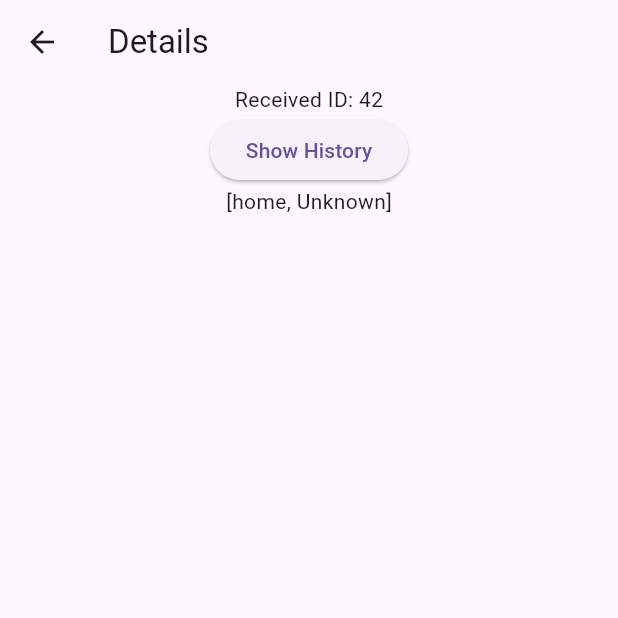
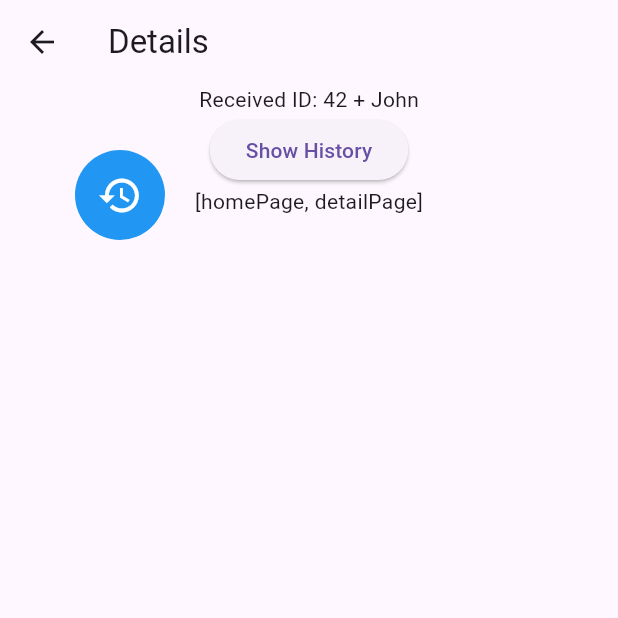
Before and after one commit to NgoTaiCo/nav_flex, a Flutter app: the screen it shows after launch, after a tap on "Go to Details", on a phone screen of 412 x 824 dp, the top half of it. Run offline on Flutter 3.47's test engine with Material 3 defaults, Android fonts, the phone set to English and light mode, and no system bars.

Commit message:
convert to package structure and remove argument service

```diff
--- a/lib/main.dart
+++ b/lib/main.dart
@@ -1,10 +1,14 @@
 import 'package:flutter/material.dart';
-import 'package:nav_flex/navigator/navigation_service.dart';
-import 'package:nav_flex/navigator/custom_navigator_observer.dart';
-import 'package:nav_flex/navigator/route_service.dart';
+import 'package:nav_flex/navigator/nav_flex.dart';
+import 'package:nav_flex/pages/detail_page.dart';
+import 'package:nav_flex/pages/history_page.dart';
+import 'package:nav_flex/pages/home_page.dart';
 
 void main() {
-  NavigationService.addInitialRoute(RouteManager.getRouteName(AppRoutes.home));
+  RouteService.addRoute('homePage', (context) => const HomePage());
+  RouteService.addRoute('detailPage', (context) => const DetailsPage());
+  RouteService.addRoute('historyPage', (context) => const HistoryPage());
+  NavigationService.addInitialRoute('homePage');
   runApp(const MyApp());
 }
 
@@ -15,9 +19,17 @@ class MyApp extends StatelessWidget {
   Widget build(BuildContext context) {
     return MaterialApp(
       navigatorKey: NavigationService.navigatorKey,
-      onGenerateRoute: RouteManager.onGenerateRoute,
-      initialRoute: RouteManager.getRouteName(AppRoutes.home),
+      onGenerateRoute: RouteService.onGenerateRoute,
+      initialRoute: 'homePage',
       navigatorObservers: [CustomNavigatorObserver()],
+      builder: (context, child) {
+        return Stack(
+          children: [
+            if (child != null) child,
+            const DraggableHistoryButton(),
+          ],
+        );
+      },
     );
   }
 }
--- a/lib/navigator/argument_service.dart
+++ /dev/null
@@ -1,25 +0,0 @@
-class ArgumentsService {
-  static final Map<String, Object?> _arguments = {};
-
-  /// Lưu trữ dữ liệu argument với key cụ thể
-  static void setArguments(String key, Object? value) {
-    if (value != null) {
-      _arguments[key] = value;
-    }
-  }
-
-  /// Lấy dữ liệu argument theo key
-  static T? getArguments<T>(String key) {
-    return _arguments[key] as T?;
-  }
-
-  /// Xóa tất cả argument
-  static void clearArguments() {
-    _arguments.clear();
-  }
-
-  /// Xóa argument theo key
-  static void removeArgument(String key) {
-    _arguments.remove(key);
-  }
-}
--- a/lib/navigator/custom_navigator_observer.dart
+++ b/lib/navigator/custom_navigator_observer.dart
@@ -1,5 +1,4 @@
-import 'package:flutter/material.dart';
-import 'package:nav_flex/navigator/navigation_service.dart';
+part of 'nav_flex.dart';
 
 class CustomNavigatorObserver extends NavigatorObserver {
   @override
--- /dev/null
+++ b/lib/navigator/draggable_history_button.dart
@@ -0,0 +1,126 @@
+part of 'nav_flex.dart';
+
+class DraggableHistoryButton extends StatefulWidget {
+  final Color? buttonColor;
+  final IconData? openIcon;
+  final IconData? closeIcon;
+  final double? buttonSize;
+  final double? historyBoxWidth;
+  final double? historyBoxHeight;
+  final ImageProvider? imageProvider;
+
+  const DraggableHistoryButton({
+    super.key,
+    this.buttonColor,
+    this.openIcon,
+    this.closeIcon,
+    this.buttonSize,
+    this.historyBoxWidth,
+    this.historyBoxHeight,
+    this.imageProvider,
+  });
+
+  @override
+  State<DraggableHistoryButton> createState() => _DraggableHistoryButtonState();
+}
+
+class _DraggableHistoryButtonState extends State<DraggableHistoryButton> {
+  Offset _buttonPosition = const Offset(50, 100);
+  bool _isHistoryVisible = false;
+
+  @override
+  Widget build(BuildContext context) {
+    final screenSize = MediaQuery.of(context).size;
+    final buttonSize = widget.buttonSize ?? 60.0;
+    final historyBoxWidth = widget.historyBoxWidth ?? 200.0;
+    final historyBoxHeight = widget.historyBoxHeight ?? 300.0;
+
+    return SafeArea(
+      child: Stack(
+        children: [
+          Positioned(
+            left: _buttonPosition.dx,
+            top: _buttonPosition.dy,
+            child: GestureDetector(
+              onPanUpdate: (details) {
+                setState(() {
+                  final dx = _buttonPosition.dx + details.delta.dx;
+                  final dy = _buttonPosition.dy + details.delta.dy;
+
+                  _buttonPosition = Offset(
+                    dx.clamp(0, screenSize.width - buttonSize),
+                    dy.clamp(0, screenSize.height - buttonSize),
+                  );
+                });
+              },
+              onTap: () {
+                setState(() {
+                  _isHistoryVisible = !_isHistoryVisible;
+                });
+              },
+              child: CircleAvatar(
+                radius: buttonSize / 2,
+                backgroundColor: widget.buttonColor ?? Colors.blue,
+                child: widget.imageProvider != null
+                    ? ClipOval(
+                        child: Image(
+                          image: widget.imageProvider!,
+                          fit: BoxFit.cover,
+                          width: buttonSize,
+                          height: buttonSize,
+                        ),
+                      )
+                    : Icon(
+                        _isHistoryVisible ? (widget.closeIcon ?? Icons.close) : (widget.openIcon ?? Icons.history),
+                        color: Colors.white,
+                        size: buttonSize / 2,
+                      ),
+              ),
+            ),
+          ),
+          if (_isHistoryVisible)
+            Positioned(
+              left: (_buttonPosition.dx + buttonSize > screenSize.width - historyBoxWidth)
+                  ? _buttonPosition.dx - historyBoxWidth
+                  : _buttonPosition.dx + buttonSize,
+              top: _buttonPosition.dy,
+              child: Material(
+                elevation: 4.0,
+                borderRadius: BorderRadius.circular(8.0),
+                child: Container(
+                  padding: const EdgeInsets.all(8.0),
+                  decoration: BoxDecoration(
+                    color: Colors.white,
+                    borderRadius: BorderRadius.circular(8.0),
+                  ),
+                  constraints: BoxConstraints(
+                    maxWidth: historyBoxWidth,
+                    maxHeight: historyBoxHeight,
+                  ),
+                  child: ListView.builder(
+                    shrinkWrap: true,
+                    itemCount: NavigationService.history.length,
+                    itemBuilder: (context, index) {
+                      String routeName = NavigationService.history[index];
+                      return ListTile(
+                        onTap: () {
+                          setState(() {
+                            NavigationService.popUntil(routeName);
+                          });
+                        },
+                        leading: const Icon(Icons.circle, size: 10),
+                        title: Text(
+                          routeName,
+                          style: const TextStyle(fontSize: 14),
+                        ),
+                      );
+                    },
+                  ),
+                ),
+              ),
+            ),
+        ],
+      ),
+    );
+  }
+}
--- /dev/null
+++ b/lib/navigator/nav_flex.dart
@@ -0,0 +1,9 @@
+library nav_flex;
+
+import 'package:flutter/material.dart';
+
+part 'custom_navigator_observer.dart';
+part 'draggable_history_button.dart';
+part 'navigation_service.dart';
+part 'route_service.dart';
+part 'transition_factory.dart';
--- a/lib/navigator/navigation_service.dart
+++ b/lib/navigator/navigation_service.dart
@@ -1,35 +1,39 @@
-import 'package:flutter/material.dart';
-import 'package:nav_flex/navigator/argument_service.dart';
+part of 'nav_flex.dart';
 
 class NavigationService {
   static final GlobalKey<NavigatorState> navigatorKey = GlobalKey<NavigatorState>();
   static final List<String> history = [];
   static bool isPopUntilActive = false;
 
+  // Thêm route ban đầu vào history
   static void addInitialRoute(String routeName) {
     if (history.isEmpty) {
       history.add(routeName);
     }
   }
 
-  static Future<T?>? push<T>(Widget page,
-      {Map<String, Object?>? arguments, required RouteTransitionsBuilder transitionsBuilder}) {
-    String routeName = ModalRoute.of(navigatorKey.currentContext!)?.settings.name ?? 'Unknown';
-    if (arguments != null) {
-      arguments.forEach((key, value) {
-        ArgumentsService.setArguments(key, value);
-      });
-    }
+  // Hàm push route mới
+  static Future<T?>? push<T>({
+    required String routeName,
+    Map<String, Object?>? arguments,
+    required RouteTransitionsBuilder transitionsBuilder,
+    required BuildContext context,
+  }) {
+    Widget page = RouteService.getWidgetForRoute(routeName, context);
+
     history.add(routeName);
 
     return navigatorKey.currentState?.push<T>(
       CustomPageRoute(
         page: page,
         transitionsBuilder: transitionsBuilder,
+        name: routeName,
+        arguments: arguments,
       ),
     );
   }
 
+  // Hàm pop route
   static void pop<T>([T? result]) {
     if (navigatorKey.currentState?.canPop() ?? false) {
       navigatorKey.currentState?.pop<T>(result);
@@ -37,14 +41,15 @@ class NavigationService {
     }
   }
 
-  static Future<T?>? replace<T, TO>(Widget page,
-      {Map<String, Object?>? arguments, required RouteTransitionsBuilder transitionsBuilder}) {
-    String routeName = ModalRoute.of(navigatorKey.currentContext!)?.settings.name ?? 'Unknown';
-    if (arguments != null) {
-      arguments.forEach((key, value) {
-        ArgumentsService.setArguments(key, value);
-      });
-    }
+  // Hàm thay thế route hiện tại
+  static Future<T?>? replace<T, TO>({
+    required String routeName,
+    Map<String, Object?>? arguments,
+    required RouteTransitionsBuilder transitionsBuilder,
+    required BuildContext context,
+  }) {
+    Widget page = RouteService.getWidgetForRoute(routeName, context);
+
     history.removeLast();
     history.add(routeName);
 
@@ -52,10 +57,13 @@ class NavigationService {
       CustomPageRoute(
         page: page,
         transitionsBuilder: transitionsBuilder,
+        name: routeName,
+        arguments: arguments,
       ),
     );
   }
 
+  // Xóa route cuối cùng trong history
   static void removeLastRoute() {
     if (isPopUntilActive) return;
     if (history.isNotEmpty) {
@@ -63,6 +71,7 @@ class NavigationService {
     }
   }
 
+  // Pop đến một route cụ thể
   static void popUntil(String routeName) {
     int targetIndex = history.indexOf(routeName);
     if (targetIndex == -1) return;
@@ -79,18 +88,28 @@ class NavigationService {
 
     isPopUntilActive = false;
   }
+
+  static RouteSettings? getCurrentRouteSettings(BuildContext context) {
+    return ModalRoute.of(context)?.settings;
+  }
 }
 
+// Lớp CustomPageRoute để thực hiện việc tạo page route với transition
 class CustomPageRoute<T> extends PageRouteBuilder<T> {
   final Widget page;
   @override
   final RouteTransitionsBuilder transitionsBuilder;
+  final String name;
+  final Map<String, Object?>? arguments;
 
   CustomPageRoute({
     required this.page,
-    required this.transitionsBuilder, // Pass the custom transition builder
+    required this.transitionsBuilder,
+    required this.name,
+    this.arguments,
   }) : super(
+          settings: RouteSettings(name: name, arguments: arguments), // Set the name here
           pageBuilder: (context, animation, secondaryAnimation) => page,
-          transitionsBuilder: transitionsBuilder, // Use the builder here
+          transitionsBuilder: transitionsBuilder,
         );
 }
--- a/lib/navigator/route_service.dart
+++ b/lib/navigator/route_service.dart
@@ -1,38 +1,32 @@
-// route_manager.dart
-import 'package:flutter/material.dart';
-import 'package:nav_flex/pages/detail_page.dart';
-import 'package:nav_flex/pages/history_page.dart';
-import 'package:nav_flex/pages/home_page.dart';
+part of 'nav_flex.dart';
 
-enum AppRoutes { home, details, history }
+class RouteService {
+  // Map để lưu trữ các route mà người dùng thêm vào
+  static final Map<String, WidgetBuilder> _customRoutes = {};
 
-class RouteManager {
-  static Map<String, WidgetBuilder> get routes => {
-        getRouteName(AppRoutes.home): (_) => const HomePage(),
-        getRouteName(AppRoutes.details): (_) => const DetailsPage(),
-        getRouteName(AppRoutes.history): (_) => const HistoryPage(),
-      };
+  // Trả về các routes đã đăng ký (dynamically thêm từ bên ngoài)
+  static Map<String, WidgetBuilder> get routes => _customRoutes;
 
-  static String getRouteName(AppRoutes route) {
-    return route.toString().split('.').last;
+  // Hàm để người dùng có thể đăng ký route mới
+  static void addRoute(String routeName, WidgetBuilder builder) {
+    _customRoutes[routeName] = builder;
   }
 
-  static Widget getWidgetForRoute(AppRoutes route) {
-    switch (route) {
-      case AppRoutes.home:
-        return const HomePage();
-      case AppRoutes.details:
-        return const DetailsPage();
-      case AppRoutes.history:
-        return const HistoryPage();
-      default:
-        return const HomePage(); // Default case to prevent errors
+  // Trả về Widget tương ứng với route
+  static Widget getWidgetForRoute(String routeName, BuildContext context) {
+    final builder = _customRoutes[routeName];
+    if (builder != null) {
+      return builder(context); // Thêm BuildContext khi gọi builder
     }
+    return const Scaffold(
+      body: Center(child: Text('Page not found')),
+    ); // Trường hợp không tìm thấy route
   }
 
+  // Xử lý điều hướng theo route
   static Route<dynamic>? onGenerateRoute(RouteSettings settings) {
     final routeName = settings.name;
-    final routeBuilder = routes[routeName];
+    final routeBuilder = _customRoutes[routeName];
 
     if (routeBuilder != null) {
       return MaterialPageRoute(builder: routeBuilder, settings: settings);
--- a/lib/navigator/transition_factory.dart
+++ b/lib/navigator/transition_factory.dart
@@ -1,4 +1,4 @@
-import 'package:flutter/material.dart';
+part of 'nav_flex.dart';
 
 class TransitionFactory {
   /// Slide transition with customizable start, end, and curve.
--- a/lib/pages/detail_page.dart
+++ b/lib/pages/detail_page.dart
@@ -1,28 +1,29 @@
 import 'package:flutter/material.dart';
-import 'package:nav_flex/navigator/argument_service.dart';
-import 'package:nav_flex/navigator/navigation_service.dart';
-import 'package:nav_flex/navigator/route_service.dart';
-import 'package:nav_flex/navigator/transition_factory.dart';
+import 'package:nav_flex/navigator/nav_flex.dart';
 
 class DetailsPage extends StatelessWidget {
   const DetailsPage({super.key});
 
   @override
   Widget build(BuildContext context) {
-    final int? id = ArgumentsService.getArguments<int>("id");
+    final map = NavigationService.getCurrentRouteSettings(context)?.arguments as Map<String, Object?>?;
+
+    final id = map?['id'];
+    final name = map?['name'];
 
     return Scaffold(
       appBar: AppBar(title: const Text('Details')),
       body: Column(
         children: [
           Center(
-            child: Text('Received ID: $id'),
+            child: Text('Received ID: $id + $name'),
           ),
           Center(
             child: ElevatedButton(
               onPressed: () {
                 NavigationService.push(
-                  RouteManager.getWidgetForRoute(AppRoutes.history),
+                  context: context,
+                  routeName: "historyPage",
                   arguments: {'id': 42},
                   transitionsBuilder: TransitionFactory.slideTransition(),
                 );
--- a/lib/pages/history_page.dart
+++ b/lib/pages/history_page.dart
@@ -1,5 +1,5 @@
 import 'package:flutter/material.dart';
-import 'package:nav_flex/navigator/navigation_service.dart';
+import 'package:nav_flex/navigator/nav_flex.dart';
 
 class HistoryPage extends StatelessWidget {
   const HistoryPage({super.key});
--- a/lib/pages/home_page.dart
+++ b/lib/pages/home_page.dart
@@ -1,8 +1,6 @@
 // home_page.dart
 import 'package:flutter/material.dart';
-import 'package:nav_flex/navigator/navigation_service.dart';
-import 'package:nav_flex/navigator/route_service.dart';
-import 'package:nav_flex/navigator/transition_factory.dart';
+import 'package:nav_flex/navigator/nav_flex.dart';
 
 class HomePage extends StatelessWidget {
   const HomePage({super.key});
@@ -15,8 +13,9 @@ class HomePage extends StatelessWidget {
         child: ElevatedButton(
           onPressed: () {
             NavigationService.push(
-              RouteManager.getWidgetForRoute(AppRoutes.details),
-              arguments: {'id': 42},
+              context: context,
+              routeName: "detailPage",
+              arguments: {'id': 42, 'name': "John"},
               transitionsBuilder: TransitionFactory.slideTransition(),
             );
           },
```
